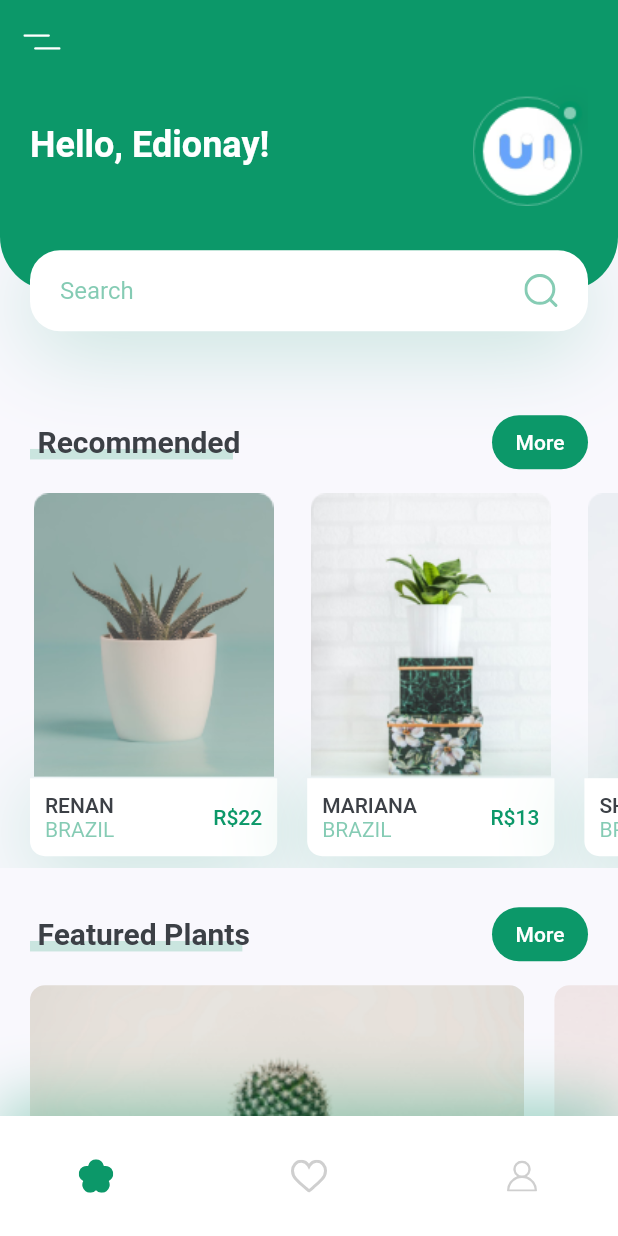
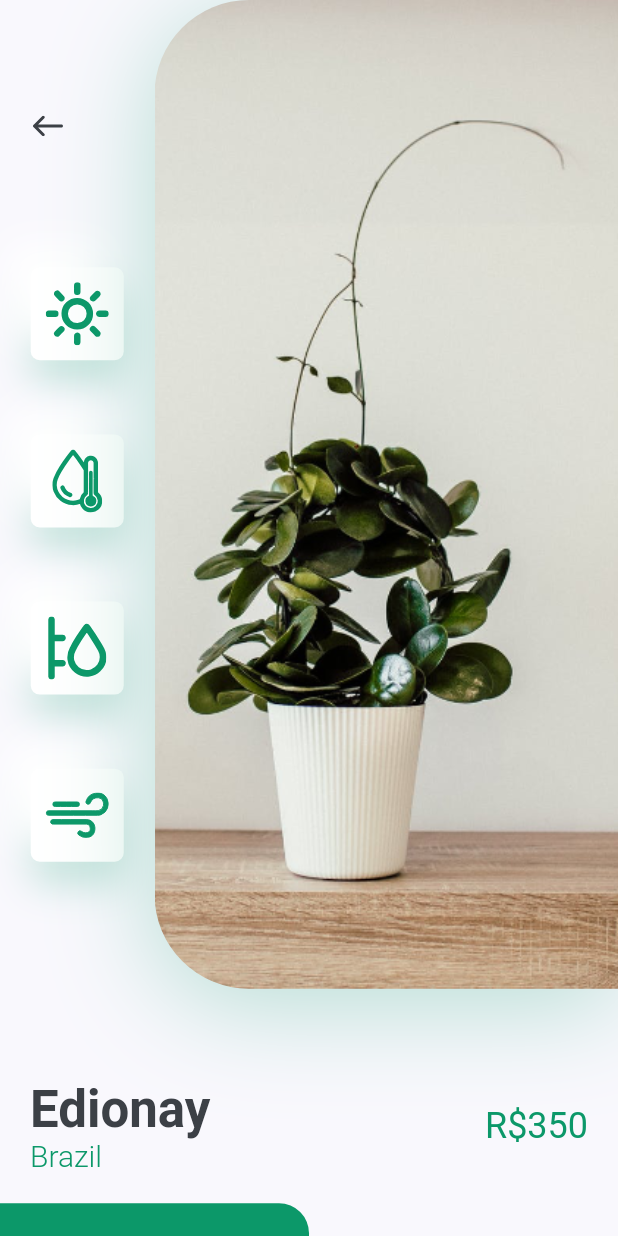
Before and after one commit to edionay/plant_app, a Flutter app: the screen it shows after launch, after a tap on an icon or button, on a phone screen of 412 x 824 dp. Run offline on Flutter 3.47's test engine with Material 2 defaults, Android fonts, the phone set to English and light mode, and no system bars; our stand-ins replace flutter_svg.

Commit message:
Implement detail screen

```diff
--- /dev/null
+++ b/plant_app/lib/screens/details/components/body.dart
@@ -0,0 +1,64 @@
+import 'package:flutter/cupertino.dart';
+import 'package:flutter/material.dart';
+import 'package:plant_app/constants.dart';
+import 'package:plant_app/screens/details/components/title_and_price.dart';
+
+import 'image_and_icons.dart';
+
+class Body extends StatelessWidget {
+  const Body({Key? key}) : super(key: key);
+
+  @override
+  Widget build(BuildContext context) {
+    Size size = MediaQuery.of(context).size;
+    return SingleChildScrollView(
+      child: Column(
+        children: [
+          ImageAndIcons(),
+          TextWithPrice(
+            title: 'Edionay',
+            country: 'Brazil',
+            price: 350,
+          ),
+          SizedBox(
+            height: kDefaultPadding,
+          ),
+          Row(
+            children: [
+              SizedBox(
+                width: size.width / 2,
+                height: 84,
+                child: TextButton(
+                  style: TextButton.styleFrom(
+                      shape: RoundedRectangleBorder(
+                        borderRadius: BorderRadius.only(
+                          topRight: Radius.circular(20),
+                        ),
+                      ),
+                      backgroundColor: kPrimaryColor),
+                  onPressed: () {},
+                  child: Text(
+                    'Buy now',
+                    style: TextStyle(color: Colors.white, fontSize: 18),
+                  ),
+                ),
+              ),
+              Expanded(
+                child: TextButton(
+                  onPressed: () {},
+                  child: Text(
+                    'Description',
+                    style: TextStyle(color: Colors.black),
+                  ),
+                ),
+              ),
+              SizedBox(
+                height: kDefaultPadding,
+              )
+            ],
+          )
+        ],
+      ),
+    );
+  }
+}
--- /dev/null
+++ b/plant_app/lib/screens/details/components/icon_card.dart
@@ -0,0 +1,38 @@
+import 'package:flutter/material.dart';
+import 'package:flutter_svg/svg.dart';
+
+import '../../../constants.dart';
+
+class IconCard extends StatelessWidget {
+  const IconCard({
+    required this.icon,
+  });
+
+  final String icon;
+
+  @override
+  Widget build(BuildContext context) {
+    Size size = MediaQuery.of(context).size;
+
+    return Container(
+      margin: EdgeInsets.symmetric(vertical: size.height * 0.03),
+      padding: EdgeInsets.all(kDefaultPadding / 2),
+      height: 62,
+      width: 62,
+      decoration: BoxDecoration(
+        color: Colors.white,
+        borderRadius: BorderRadius.circular(6),
+        boxShadow: [
+          BoxShadow(
+            offset: Offset(0, 15),
+            blurRadius: 22,
+            color: kPrimaryColor.withOpacity(0.22),
+          ),
+          BoxShadow(
+              offset: Offset(-15, -15), blurRadius: 20, color: Colors.white)
+        ],
+      ),
+      child: SvgPicture.asset(icon),
+    );
+  }
+}
--- /dev/null
+++ b/plant_app/lib/screens/details/components/image_and_icons.dart
@@ -0,0 +1,70 @@
+import 'package:flutter/material.dart';
+import 'package:flutter_svg/svg.dart';
+
+import '../../../constants.dart';
+import 'icon_card.dart';
+
+class ImageAndIcons extends StatelessWidget {
+  @override
+  Widget build(BuildContext context) {
+    Size size = MediaQuery.of(context).size;
+
+    return Padding(
+      padding: const EdgeInsets.only(bottom: kDefaultPadding * 3),
+      child: SizedBox(
+        height: size.height * 0.8,
+        child: Row(
+          children: [
+            Expanded(
+              child: Padding(
+                padding: EdgeInsets.symmetric(vertical: kDefaultPadding * 3),
+                child: Column(
+                  children: [
+                    Align(
+                      alignment: Alignment.topLeft,
+                      child: IconButton(
+                        padding:
+                            EdgeInsets.symmetric(horizontal: kDefaultPadding),
+                        onPressed: () {
+                          Navigator.pop(context);
+                        },
+                        icon: SvgPicture.asset('assets/icons/back_arrow.svg'),
+                      ),
+                    ),
+                    Spacer(),
+                    IconCard(icon: 'assets/icons/sun.svg'),
+                    IconCard(icon: 'assets/icons/icon_2.svg'),
+                    IconCard(icon: 'assets/icons/icon_3.svg'),
+                    IconCard(icon: 'assets/icons/icon_4.svg'),
+                  ],
+                ),
+              ),
+            ),
+            Container(
+              width: size.width * 0.75,
+              height: size.height * 0.8,
+              decoration: BoxDecoration(
+                borderRadius: BorderRadius.only(
+                  topLeft: Radius.circular(63),
+                  bottomLeft: Radius.circular(63),
+                ),
+                boxShadow: [
+                  BoxShadow(
+                    offset: Offset(0, 10),
+                    blurRadius: 60,
+                    color: kPrimaryColor.withOpacity(0.29),
+                  ),
+                ],
+                image: DecorationImage(
+                  alignment: Alignment.centerLeft,
+                  fit: BoxFit.cover,
+                  image: AssetImage('assets/images/img.png'),
+                ),
+              ),
+            )
+          ],
+        ),
+      ),
+    );
+  }
+}
--- /dev/null
+++ b/plant_app/lib/screens/details/components/title_and_price.dart
@@ -0,0 +1,50 @@
+import 'package:flutter/material.dart';
+
+import '../../../constants.dart';
+
+class TextWithPrice extends StatelessWidget {
+  const TextWithPrice(
+      {required this.title, required this.country, required this.price});
+
+  final String title, country;
+  final int price;
+
+  @override
+  Widget build(BuildContext context) {
+    return Padding(
+      padding: const EdgeInsets.symmetric(horizontal: kDefaultPadding),
+      child: Row(
+        children: [
+          RichText(
+            text: TextSpan(
+              children: [
+                TextSpan(
+                  text: '$title\n',
+                  style: Theme.of(context)
+                      .textTheme
+                      .headline4!
+                      .copyWith(color: kTextColor, fontWeight: FontWeight.bold),
+                ),
+                TextSpan(
+                  text: country,
+                  style: TextStyle(
+                      fontSize: 20,
+                      color: kPrimaryColor,
+                      fontWeight: FontWeight.w300),
+                ),
+              ],
+            ),
+          ),
+          Spacer(),
+          Text(
+            'R\$$price',
+            style: Theme.of(context)
+                .textTheme
+                .headline5!
+                .copyWith(color: kPrimaryColor),
+          )
+        ],
+      ),
+    );
+  }
+}
--- /dev/null
+++ b/plant_app/lib/screens/details_screen.dart
@@ -0,0 +1,13 @@
+import 'package:flutter/material.dart';
+import 'package:plant_app/screens/details/components/body.dart';
+
+class DetailsScreen extends StatelessWidget {
+  const DetailsScreen({Key? key}) : super(key: key);
+
+  @override
+  Widget build(BuildContext context) {
+    return Scaffold(
+      body: Body(),
+    );
+  }
+}
--- a/plant_app/lib/screens/home/components/recommended_plants.dart
+++ b/plant_app/lib/screens/home/components/recommended_plants.dart
@@ -1,5 +1,6 @@
 import 'package:flutter/material.dart';
 import 'package:plant_app/constants.dart';
+import 'package:plant_app/screens/details_screen.dart';
 import 'package:plant_app/screens/home/components/recommended_plant_card.dart';
 
 class RecommendedPlants extends StatelessWidget {
@@ -18,6 +19,12 @@ class RecommendedPlants extends StatelessWidget {
             title: 'Renan',
             country: 'Brazil',
             price: 22,
+            onPress: () {
+              Navigator.push(
+                context,
+                MaterialPageRoute(builder: (context) => DetailsScreen()),
+              );
+            },
           ),
           RecommendedPlantCard(
             image: 'assets/images/image_2.png',
```
